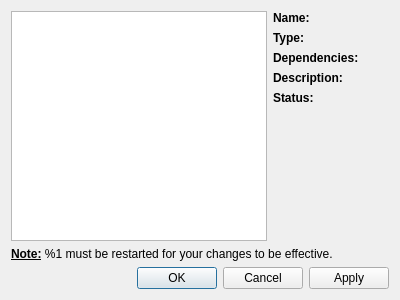
This is src/pluginswindow.ui in opencor/opencor as Qt 5 draws it before an edit. The edited form follows.
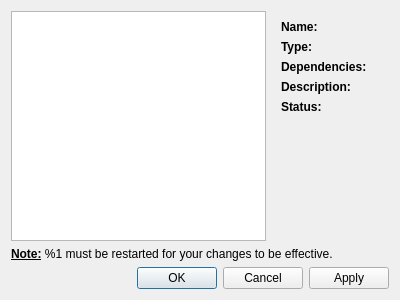
This is the edited form.

Commit message: Working on grouping plugins since we may end up with quite a few plugins.

Patch:
```diff
--- a/src/pluginswindow.ui
+++ b/src/pluginswindow.ui
@@ -17,15 +17,19 @@
    <item>
     <layout class="QHBoxLayout" name="horizontalLayout">
      <item>
-      <widget class="QListView" name="listView">
+      <widget class="QTreeView" name="treeView">
        <property name="editTriggers">
         <set>QAbstractItemView::NoEditTriggers</set>
        </property>
+       <attribute name="headerVisible">
+        <bool>false</bool>
+       </attribute>
       </widget>
      </item>
      <item>
       <layout class="QVBoxLayout" name="rightVerticalLayout">
        <item>
+        <widget class="QWidget" name="detailsWidget" native="true">
         <layout class="QFormLayout" name="detailsFormLayout">
          <property name="fieldGrowthPolicy">
           <enum>QFormLayout::AllNonFixedFieldsGrow</enum>
@@ -155,6 +159,7 @@
           </widget>
          </item>
         </layout>
+        </widget>
        </item>
        <item>
         <spacer name="horizontalSpacer">
```
Lines whose indentation alone changed are shown as unchanged. The commit also changes 1 other file.
